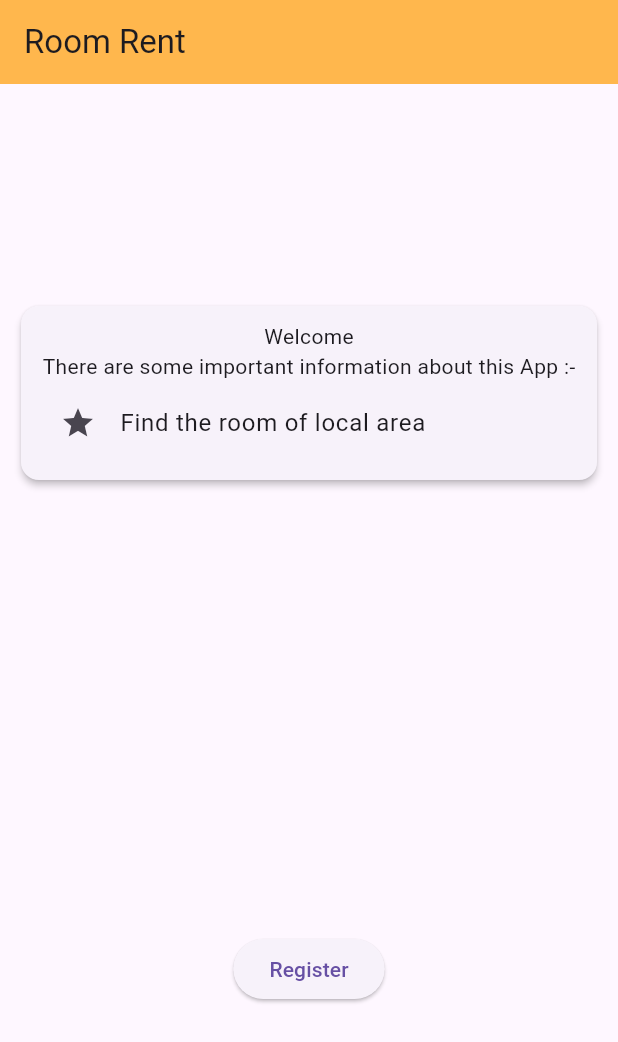
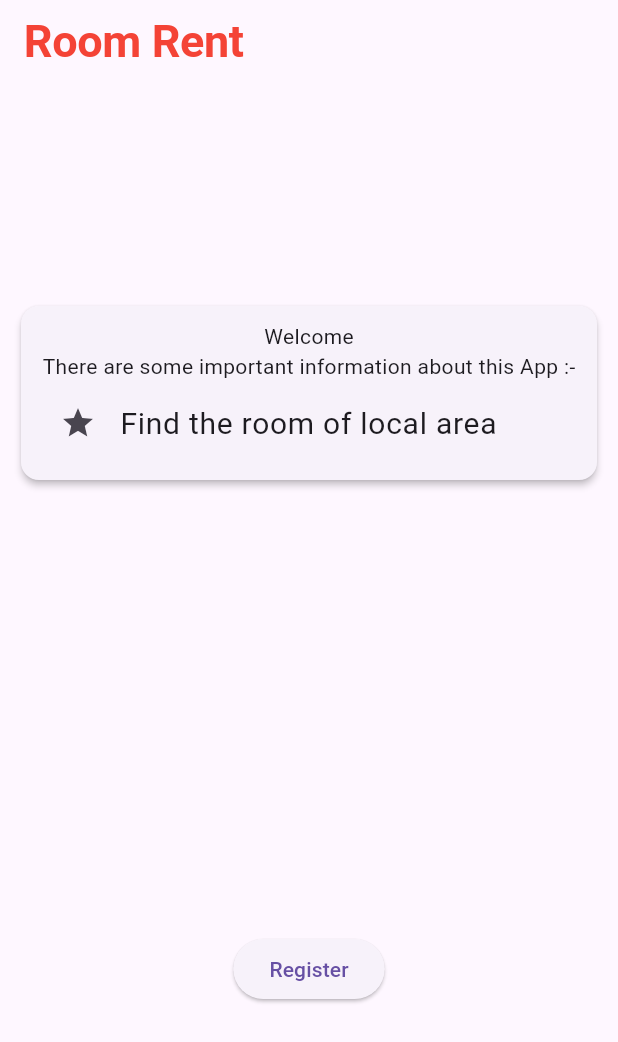
Before and after one commit to Avinashvns/surevihroom, a Flutter app: the screen it shows after launch, on a phone screen of 412 x 824 dp. Shown: the top 1042 px of the screen. Run offline on Flutter 3.47's test engine with Material 3 defaults, Android fonts, the phone set to English and light mode, and no system bars.

Commit message:
theme data with text style (copyWith)

```diff
--- a/lib/main.dart
+++ b/lib/main.dart
@@ -3,6 +3,14 @@ import 'package:flutter/material.dart';
 void main() {
   runApp(MaterialApp(
     debugShowCheckedModeBanner: false,
+    theme: ThemeData(
+      backgroundColor: Colors.red,
+      textTheme: TextTheme(
+        displayLarge: const TextStyle(fontSize: 30,fontWeight: FontWeight.bold),
+        titleLarge: const TextStyle(fontSize: 25, fontWeight: FontWeight.w700),
+        bodyLarge: const TextStyle(fontSize: 20, fontWeight: FontWeight.w400),
+      ),
+    ),
     // Navigation with named routes
     routes: {
       '/': (constext) => RoomRent(),
@@ -22,8 +30,10 @@ class _RoomRentState extends State<RoomRent> {
   Widget build(BuildContext context) {
     return Scaffold(
       appBar: AppBar(
-        title: Text("Room Rent"),
-        backgroundColor: Colors.orange.shade300,
+        title: Text("Room Rent", style: Theme.of(context).textTheme.displayLarge!.copyWith(
+          color: Colors.red
+        ), ),
+        // backgroundColor: Colors.orange.shade300,
       ),
       body: SafeArea(
         child: Column(
```
